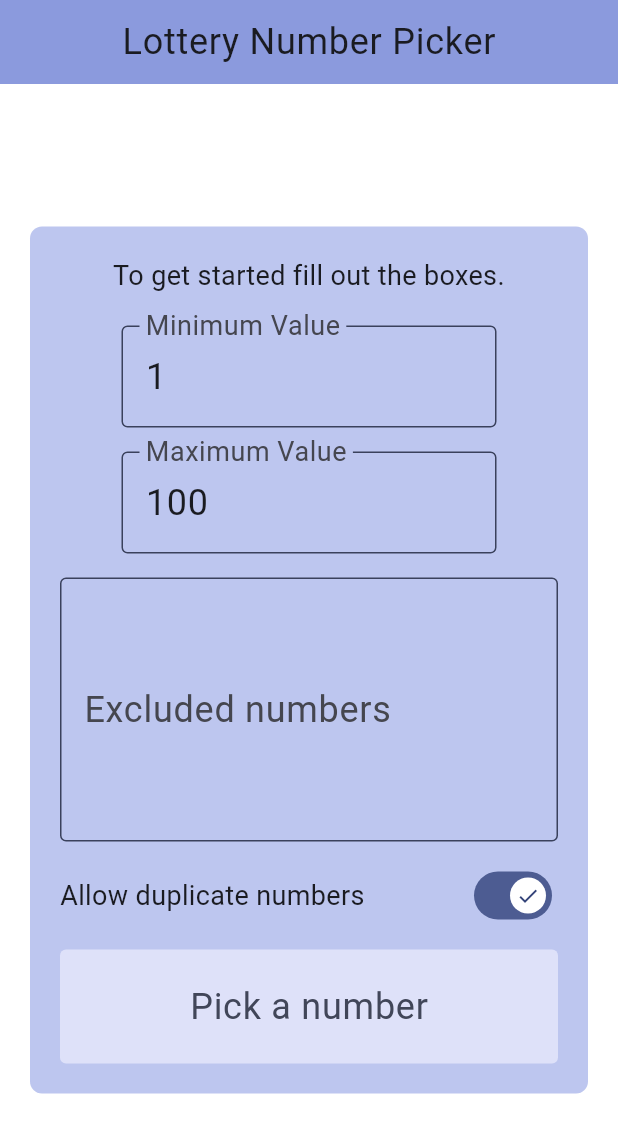
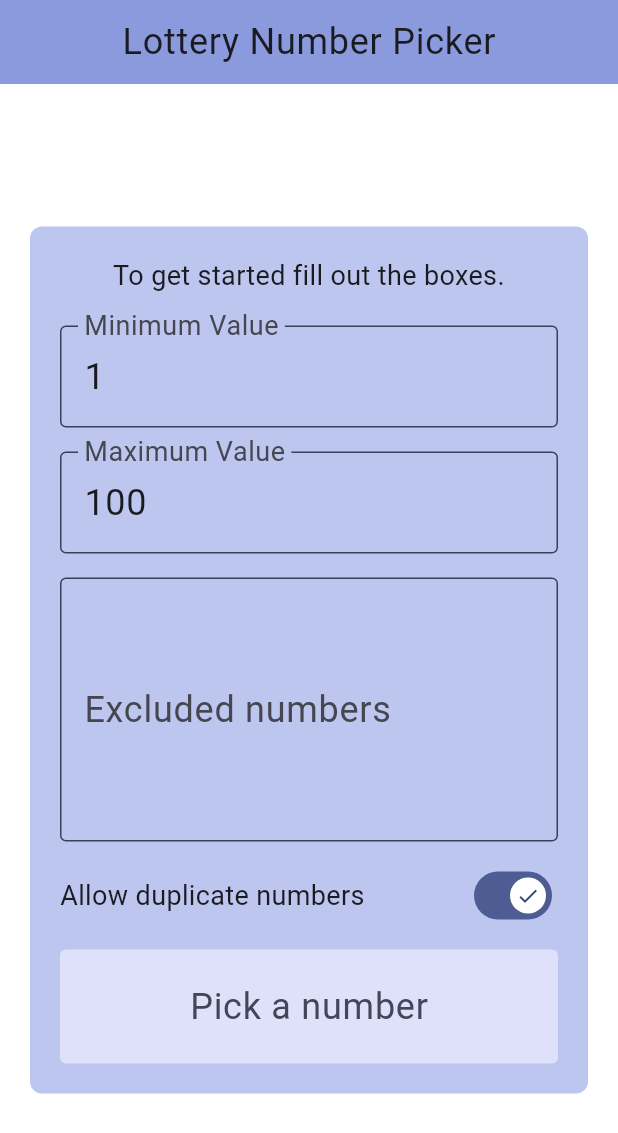
Before and after one commit to asa-masterson/Lotto-Number-Picker, a Flutter app: the screen it shows after launch, on a phone screen of 412 x 824 dp. Shown: the top 1133 px of the screen. Run offline on Flutter 3.47's test engine with Material 3 defaults, Android fonts, the phone set to English and light mode, and no system bars; Roboto replaces fonts that are missing (TASA Explorer).

Commit message:
edit project name

```diff
--- a/lib/main.dart
+++ b/lib/main.dart
@@ -147,6 +147,10 @@ class _HomePageState extends State<HomePage> {
         ? 'Pick a number'
         : 'Pick ${_ordinal(pickedNumbers.length + 1)} number';
 
+    final double screenWidth = MediaQuery.of(context).size.width;
+    final bool isDesktop = screenWidth > 600;
+    final double fieldWidth = isDesktop ? 250 : screenWidth - 40;
+
     return Scaffold(
       appBar: AppBar(
         title: Text(
@@ -220,7 +224,7 @@ class _HomePageState extends State<HomePage> {
                     runSpacing: 16,
                     children: [
                       SizedBox(
-                        width: 250,
+                        width: fieldWidth,
                         child: TextField(
                           controller: minController,
                           keyboardType: TextInputType.number,
@@ -231,7 +235,7 @@ class _HomePageState extends State<HomePage> {
                         ),
                       ),
                       SizedBox(
-                        width: 250,
+                        width: fieldWidth,
                         child: TextField(
                           controller: maxController,
                           keyboardType: TextInputType.number,
--- a/pubspec.yaml
+++ b/pubspec.yaml
@@ -1,5 +1,5 @@
-name: random_number_generator
-description: "A new Flutter project."
+name: lotto_number_picker
+description: "A random lottery number generator for web."
 # The following line prevents the package from being accidentally published to
 # pub.dev using `flutter pub publish`. This is preferred for private packages.
 publish_to: 'none' # Remove this line if you wish to publish to pub.dev
```
